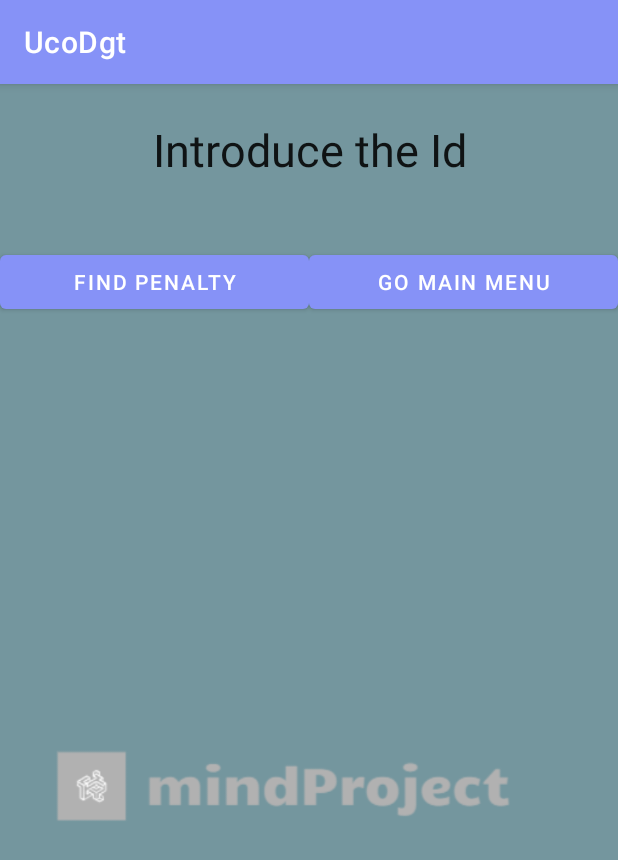
After one commit to alfonsodltUCO/UcoDgt, an Android app: the IntroducePenaltyForSearch screen opened directly, with no data from a screen before it, on a phone screen of 412 x 824 dp. The commit adds this screen. Shown: the top 860 px of the screen. Run offline under Robolectric (Android 15) with nearby library versions, the phone set to English and light mode, and no system bars; network calls fail.

Commit message:
penalties

```diff
--- a/app/src/main/AndroidManifest.xml
+++ b/app/src/main/AndroidManifest.xml
@@ -59,8 +59,8 @@
         <activity android:name="mvc.view.admin.penalty.ShowPenalties" />
         <activity android:name="mvc.controller.penalty.CheckPenaltyToFind" />
         <activity android:name="mvc.view.admin.penalty.ShowPenalty" />
-        <activity android:name="mvc.view.admin.penalty.FindPenaltyActivityV2" />
         <activity android:name="mvc.controller.penalty.CheckPenaltyToDelete" />
+        <activity android:name="mvc.view.admin.penalty.IntroducePenaltyForSearch" />
 
     </application>
     <uses-permission android:name="android.permission.INTERNET" />
--- a/app/src/main/java/mvc/controller/vehicle/CheckVehiclesToList.java
+++ b/app/src/main/java/mvc/controller/vehicle/CheckVehiclesToList.java
@@ -62,7 +62,7 @@ public class CheckVehiclesToList extends AppCompatActivity {
                     finish();
                 }
             });
-        }else{//todo
+        }else{
             ManagerVehicle mngV=new ManagerVehicle();
             mngV.getVehicles(CheckVehiclesToList.this, new VehicleCallback() {
                 @Override
--- a/app/src/main/java/mvc/model/data/penalty/PenaltyDAO.java
+++ b/app/src/main/java/mvc/model/data/penalty/PenaltyDAO.java
@@ -48,7 +48,7 @@ public class PenaltyDAO {
 
             @Override
             public void onError(VolleyError error) {
-
+                callback.onError(error);
             }
 
             @Override
@@ -220,7 +220,6 @@ public class PenaltyDAO {
 
     private void getPenaltiesFromBd(final ClientDTO cl,final PenaltyCallback callback) {
         String URL = "http://192.168.1.19:81/api/ucodgt/penalty/getAllPenaltiesFromUser.php";
-        Log.d("d","llego3");
 
         StringRequest stringRequest = new StringRequest(
                 Request.Method.POST,
@@ -303,7 +302,7 @@ public class PenaltyDAO {
     // a, si no devuelve vacío entocnes en typeof pones el tipo que es de usuario
 
     private void getPenaltiesFromBd(final PenaltyCallback callback) {
-        String URL = "http://192.168.1.19:81/api/ucodgt/penalty/getAllPenaltiesFromCar.php";
+        String URL = "http://192.168.1.19:81/api/ucodgt/penalty/getAllPenalties.php";
         JsonObjectRequest JsonObjectRequest;
         JsonObjectRequest = new JsonObjectRequest(
                 Request.Method.GET,
--- a/app/src/main/java/mvc/view/admin/AdminActivity.java
+++ b/app/src/main/java/mvc/view/admin/AdminActivity.java
@@ -15,7 +15,9 @@ import androidx.appcompat.app.AppCompatActivity;
 import com.example.ucodgt.R;
 import mvc.controller.admin.CheckUsersToList;
 import mvc.controller.penalty.CheckPenaltiesToList;
+import mvc.controller.penalty.CheckPenaltyToFind;
 import mvc.controller.vehicle.CheckVehiclesToList;
+import mvc.view.admin.penalty.IntroducePenaltyForSearch;
 import mvc.view.admin.vehicle.AddVehicleActivity;
 import mvc.view.admin.vehicle.DeleteVehicleActivity;
 import mvc.view.admin.vehicle.GetVehiclePlate;
@@ -67,6 +69,9 @@ public class AdminActivity extends AppCompatActivity implements View.OnClickList
         } else if (R.id.item9AdminListPenalties==item.getItemId()) {
             Intent intentListPenalties = new Intent(AdminActivity.this, CheckPenaltiesToList.class);
             startActivity(intentListPenalties);
+        } else if (R.id.item12FindPenalty==item.getItemId()) {
+            Intent intentFind = new Intent(AdminActivity.this, IntroducePenaltyForSearch.class);
+            startActivity(intentFind);
         }
         return false;
     }
--- a/app/src/main/java/mvc/view/admin/penalty/CardAdapterPenalty.java
+++ b/app/src/main/java/mvc/view/admin/penalty/CardAdapterPenalty.java
@@ -47,7 +47,7 @@ public class CardAdapterPenalty extends RecyclerView.Adapter<CardAdapterPenalty.
         holder.textId.setText(penalty.getId().toString().trim());
         holder.itemView.setOnClickListener(v -> {
             Intent goShowPenalty = new Intent(context, CheckPenaltyToFind.class);
-            goShowPenalty.putExtra("id", penalty.getId());
+            goShowPenalty.putExtra("id", penalty.getId().toString());
             context.startActivity(goShowPenalty);
         });
     }
--- a/app/src/main/java/mvc/view/admin/penalty/FindPenaltyActivityV2.java
+++ /dev/null
@@ -1,6 +0,0 @@
-package mvc.view.admin.penalty;
-
-import androidx.appcompat.app.AppCompatActivity;
-
-public class FindPenaltyActivityV2 extends AppCompatActivity {
-}
--- /dev/null
+++ b/app/src/main/java/mvc/view/admin/penalty/IntroducePenaltyForSearch.java
@@ -0,0 +1,45 @@
+package mvc.view.admin.penalty;
+
+import android.content.Intent;
+import android.os.Bundle;
+import android.view.View;
+import android.widget.Button;
+import android.widget.EditText;
+
+import androidx.annotation.Nullable;
+import androidx.appcompat.app.AppCompatActivity;
+
+import com.example.ucodgt.R;
+
+import mvc.controller.penalty.CheckPenaltyToFind;
+import mvc.view.admin.AdminActivity;
+
+public class IntroducePenaltyForSearch extends AppCompatActivity implements View.OnClickListener {
+    EditText etId;
+    Button goSearch,goMain;
+    @Override
+    protected void onCreate(@Nullable Bundle savedInstanceState) {
+        super.onCreate(savedInstanceState);
+        setContentView(R.layout.introduce_penalty_id);
+        etId=findViewById(R.id.editTextId);
+        goSearch=findViewById(R.id.findPenalty);
+        goMain=findViewById(R.id.goMainMenu);
+
+        goMain.setOnClickListener(this);
+        goSearch.setOnClickListener(this);
+    }
+
+    @Override
+    public void onClick(View v) {
+        if(v.getId()==R.id.findPenalty){
+            Intent intentFind = new Intent(IntroducePenaltyForSearch.this, CheckPenaltyToFind.class);
+            intentFind.putExtra("id",etId.getText().toString());
+            startActivity(intentFind);
+            finish();
+        } else if (v.getId()==R.id.goMainMenu) {
+            Intent intentGoMain = new Intent(IntroducePenaltyForSearch.this, AdminActivity.class);
+            startActivity(intentGoMain);
+            finish();
+        }
+    }
+}
--- /dev/null
+++ b/app/src/main/res/layout/introduce_penalty_id.xml
@@ -0,0 +1,75 @@
+<?xml version="1.0" encoding="utf-8"?>
+<LinearLayout xmlns:android="http://schemas.android.com/apk/res/android"
+    android:layout_width="match_parent"
+    android:layout_height="match_parent"
+    android:background="#74969E"
+    android:orientation="vertical"
+    >
+    <LinearLayout
+
+        android:layout_width="match_parent"
+        android:layout_height="0dp"
+        android:layout_weight="0.6"
+        android:orientation="vertical"
+        android:layout_gravity="center">
+        <EditText
+            android:id="@+id/editTextId"
+            android:layout_width="match_parent"
+            android:layout_height="match_parent"
+            android:autofillHints=""
+            android:ems="10"
+            android:inputType="textPersonName"
+            android:textSize="30sp"
+            android:text="Introduce the Id"
+            android:textAlignment="center"
+            android:backgroundTint="@android:color/transparent">
+        </EditText>
+
+    </LinearLayout>
+
+
+
+    <LinearLayout
+
+        android:layout_width="match_parent"
+        android:layout_height="0dp"
+        android:layout_weight="0.6"
+        android:orientation="horizontal"
+        android:layout_gravity="center">
+        <Button
+            android:id="@+id/findPenalty"
+            android:layout_width="0dp"
+            android:layout_weight="1"
+            android:layout_height="wrap_content"
+            android:layout_gravity="center"
+            android:text="Find Penalty"
+            />
+        <Button
+            android:id="@+id/goMainMenu"
+            android:layout_width="0dp"
+            android:layout_height="wrap_content"
+            android:layout_weight="1"
+            android:layout_gravity="center"
+            android:text="Go main menu"
+            >
+
+        </Button>
+
+    </LinearLayout>
+    <FrameLayout
+        android:layout_width="wrap_content"
+        android:layout_height="0dp"
+        android:layout_weight="4"
+        android:layout_gravity="center|bottom"
+        >
+        <ImageView
+            android:layout_width="match_parent"
+            android:layout_gravity="center"
+            android:layout_height="match_parent"
+            android:src="@drawable/logoempresa"
+            />
+    </FrameLayout>
+
+
+
+</LinearLayout>
--- a/app/src/main/res/layout/item_card_penalties.xml
+++ b/app/src/main/res/layout/item_card_penalties.xml
@@ -14,8 +14,8 @@
 
         <TextView
             android:id="@+id/textPenaltyId"
-            android:layout_width="wrap_content"
-            android:layout_height="wrap_content"
+            android:layout_width="match_parent"
+            android:layout_height="match_parent"
             android:textSize="18sp"
             android:layout_gravity="center"
             android:textStyle="bold" />
@@ -23,7 +23,7 @@
             android:id="@+id/textPenaltyL"
             android:layout_gravity="center"
             android:layout_width="match_parent"
-            android:layout_height="wrap_content"
+            android:layout_height="match_parent"
             android:textSize="18sp"
             android:textStyle="bold" />
     </LinearLayout>
```
Also changed, not shown: app/src/main/java/mvc/controller/commonFunctions/ForCheckPenalty.java (added, +12 -0 lines), app/src/main/java/mvc/controller/penalty/CheckPenaltyToFind.java (+12 -2 lines).
